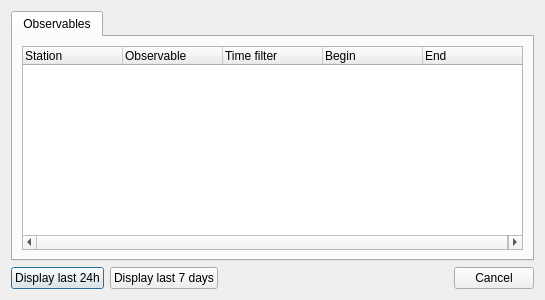
mhugent/QGIS, file src/plugins/sos/qgssensorinfodialogbase.ui: the form before one commit.
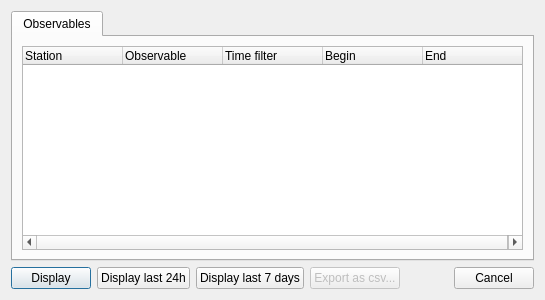
The form after the commit.

Commit message: Add csv export

The edit to the form file:
```diff
--- a/src/plugins/sos/qgssensorinfodialogbase.ui
+++ b/src/plugins/sos/qgssensorinfodialogbase.ui
@@ -59,6 +59,13 @@
    </item>
    <item row="1" column="0">
     <layout class="QHBoxLayout" name="horizontalLayout">
+     <item>
+      <widget class="QPushButton" name="mDisplayButton">
+       <property name="text">
+        <string>Display</string>
+       </property>
+      </widget>
+     </item>
      <item>
       <widget class="QPushButton" name="mDisplayLast24HoursButton">
        <property name="text">
@@ -73,6 +80,16 @@
        </property>
       </widget>
      </item>
+     <item>
+      <widget class="QPushButton" name="mExportCsvButton">
+       <property name="enabled">
+        <bool>false</bool>
+       </property>
+       <property name="text">
+        <string>Export as csv...</string>
+       </property>
+      </widget>
+     </item>
      <item>
       <spacer name="horizontalSpacer">
        <property name="orientation">
```
The commit also changes 5 other files.
